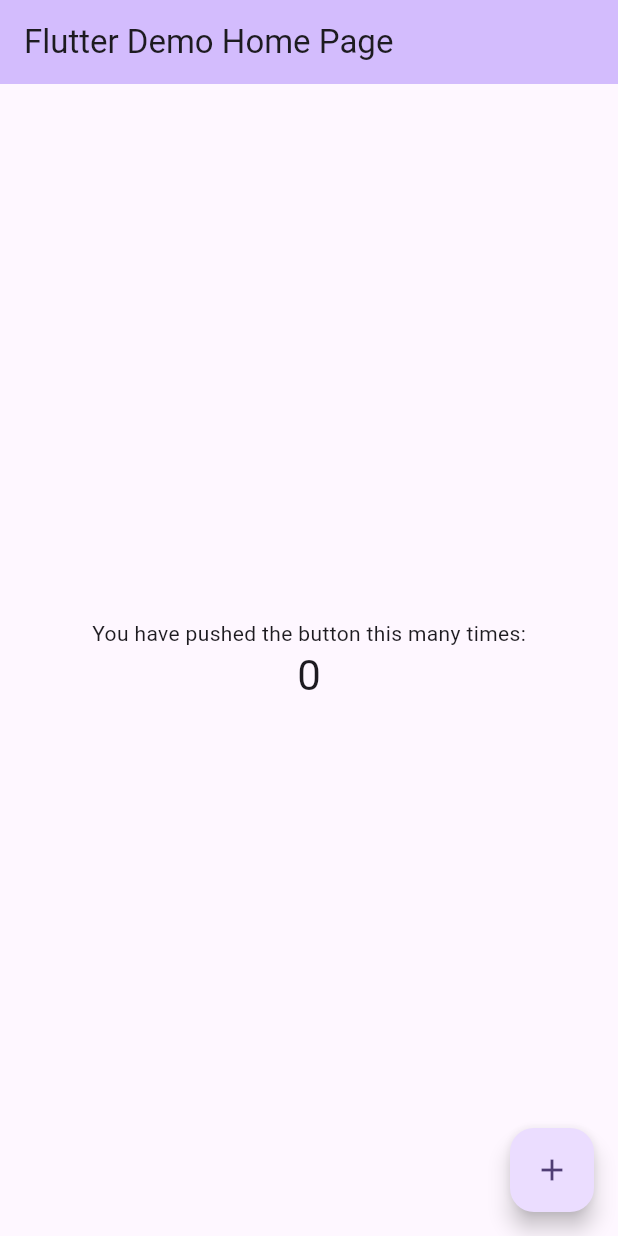
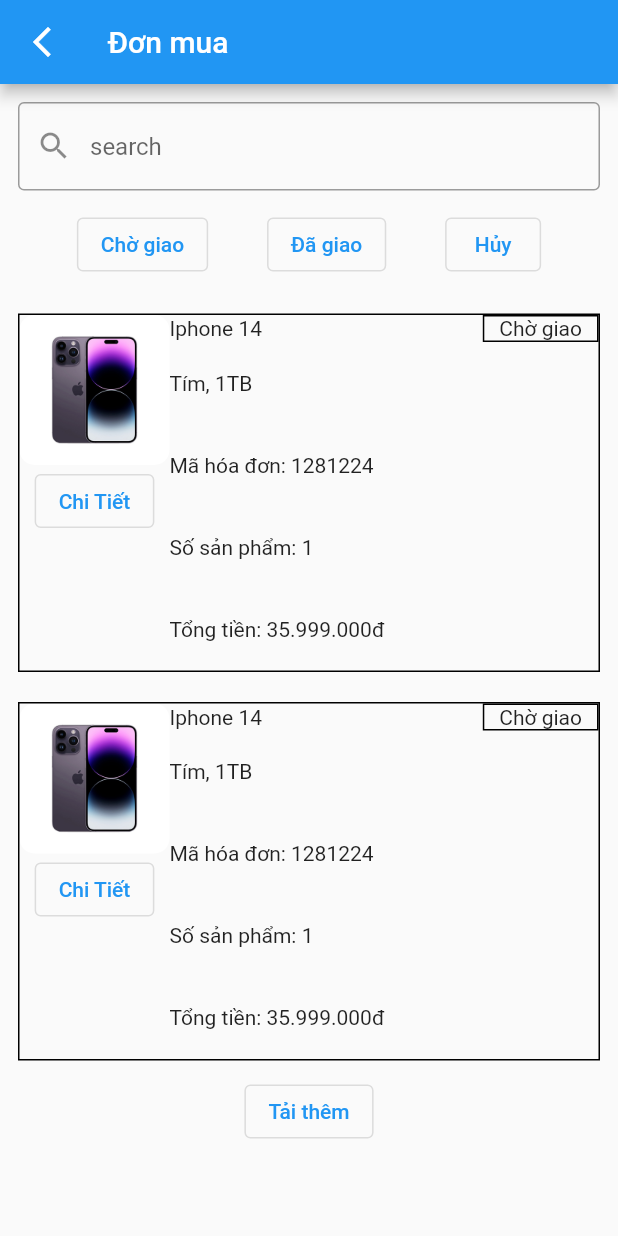
Before and after one commit to tai24112003/appptstore, a Flutter app: the screen it shows after launch, on a phone screen of 412 x 824 dp. Run offline on Flutter 3.47's test engine with Material 2 defaults, Android fonts, the phone set to English and light mode, and no system bars.

Commit message:
Create Orders and product for order

```diff
--- /dev/null
+++ b/lib/Orders.dart
@@ -0,0 +1,55 @@
+import 'dart:math';
+
+import 'package:appptstore/productInOrder.dart';
+import 'package:flutter/material.dart';
+
+class Orders extends StatelessWidget {
+  const Orders({super.key});
+
+  @override
+  Widget build(BuildContext context) {
+    return Scaffold(
+        appBar: AppBar(
+          title: const Text("Đơn mua"),
+          backgroundColor: Colors.blueAccent[300],
+          leading: IconButton(
+              onPressed: () {}, icon: const Icon(Icons.arrow_back_ios_new)),
+        ),
+        body: Padding(
+          padding: EdgeInsets.all(12.0),
+          child: Column(children: [
+            const TextField(
+              decoration: InputDecoration(
+                prefixIcon: Icon(Icons.search),
+                border: OutlineInputBorder(),
+                hintText: 'search',
+              ),
+            ),
+            Padding(
+              padding: EdgeInsets.fromLTRB(0, 12, 0, 12),
+              child: Row(
+                mainAxisAlignment: MainAxisAlignment.spaceEvenly,
+                children: [
+                  OutlinedButton(onPressed: () {}, child: Text("Chờ giao")),
+                  OutlinedButton(onPressed: () {}, child: Text("Đã giao")),
+                  OutlinedButton(onPressed: () {}, child: Text("Hủy")),
+                ],
+              ),
+            ),
+            Container(
+                margin: EdgeInsets.fromLTRB(0, 10, 0, 10),
+                decoration: BoxDecoration(
+                  border: Border.all(color: Colors.black),
+                ),
+                child: ProductInOrders()),
+            Container(
+                margin: EdgeInsets.fromLTRB(0, 10, 0, 10),
+                decoration: BoxDecoration(
+                  border: Border.all(color: Colors.black),
+                ),
+                child: ProductInOrders()),
+            OutlinedButton(onPressed: () {}, child: Text("Tải thêm"))
+          ]),
+        ));
+  }
+}
--- a/lib/main.dart
+++ b/lib/main.dart
@@ -1,3 +1,4 @@
+import 'package:appptstore/Orders.dart';
 import 'package:flutter/material.dart';
 
 void main() {
@@ -7,119 +8,10 @@ void main() {
 class MyApp extends StatelessWidget {
   const MyApp({super.key});
 
-  // This widget is the root of your application.
   @override
   Widget build(BuildContext context) {
-    return MaterialApp(
-      title: 'Flutter Demo',
-      theme: ThemeData(
-        // This is the theme of your application.
-        //
-        // TRY THIS: Try running your application with "flutter run". You'll see
-        // the application has a blue toolbar. Then, without quitting the app,
-        // try changing the seedColor in the colorScheme below to Colors.green
-        // and then invoke "hot reload" (save your changes or press the "hot
-        // reload" button in a Flutter-supported IDE, or press "r" if you used
-        // the command line to start the app).
-        //
-        // Notice that the counter didn't reset back to zero; the application
-        // state is not lost during the reload. To reset the state, use hot
-        // restart instead.
-        //
-        // This works for code too, not just values: Most code changes can be
-        // tested with just a hot reload.
-        colorScheme: ColorScheme.fromSeed(seedColor: Colors.deepPurple),
-        useMaterial3: true,
-      ),
-      home: const MyHomePage(title: 'Flutter Demo Home Page'),
+    return const MaterialApp(
+      home: Orders(),
     );
   }
 }
-
-class MyHomePage extends StatefulWidget {
-  const MyHomePage({super.key, required this.title});
-
-  // This widget is the home page of your application. It is stateful, meaning
-  // that it has a State object (defined below) that contains fields that affect
-  // how it looks.
-
-  // This class is the configuration for the state. It holds the values (in this
-  // case the title) provided by the parent (in this case the App widget) and
-  // used by the build method of the State. Fields in a Widget subclass are
-  // always marked "final".
-
-  final String title;
-
-  @override
-  State<MyHomePage> createState() => _MyHomePageState();
-}
-
-class _MyHomePageState extends State<MyHomePage> {
-  int _counter = 0;
-
-  void _incrementCounter() {
-    setState(() {
-      // This call to setState tells the Flutter framework that something has
-      // changed in this State, which causes it to rerun the build method below
-      // so that the display can reflect the updated values. If we changed
-      // _counter without calling setState(), then the build method would not be
-      // called again, and so nothing would appear to happen.
-      _counter++;
-    });
-  }
-
-  @override
-  Widget build(BuildContext context) {
-    // This method is rerun every time setState is called, for instance as done
-    // by the _incrementCounter method above.
-    //
-    // The Flutter framework has been optimized to make rerunning build methods
-    // fast, so that you can just rebuild anything that needs updating rather
-    // than having to individually change instances of widgets.
-    return Scaffold(
-      appBar: AppBar(
-        // TRY THIS: Try changing the color here to a specific color (to
-        // Colors.amber, perhaps?) and trigger a hot reload to see the AppBar
-        // change color while the other colors stay the same.
-        backgroundColor: Theme.of(context).colorScheme.inversePrimary,
-        // Here we take the value from the MyHomePage object that was created by
-        // the App.build method, and use it to set our appbar title.
-        title: Text(widget.title),
-      ),
-      body: Center(
-        // Center is a layout widget. It takes a single child and positions it
-        // in the middle of the parent.
-        child: Column(
-          // Column is also a layout widget. It takes a list of children and
-          // arranges them vertically. By default, it sizes itself to fit its
-          // children horizontally, and tries to be as tall as its parent.
-          //
-          // Column has various properties to control how it sizes itself and
-          // how it positions its children. Here we use mainAxisAlignment to
-          // center the children vertically; the main axis here is the vertical
-          // axis because Columns are vertical (the cross axis would be
-          // horizontal).
-          //
-          // TRY THIS: Invoke "debug painting" (choose the "Toggle Debug Paint"
-          // action in the IDE, or press "p" in the console), to see the
-          // wireframe for each widget.
-          mainAxisAlignment: MainAxisAlignment.center,
-          children: <Widget>[
-            const Text(
-              'You have pushed the button this many times:',
-            ),
-            Text(
-              '$_counter',
-              style: Theme.of(context).textTheme.headlineMedium,
-            ),
-          ],
-        ),
-      ),
-      floatingActionButton: FloatingActionButton(
-        onPressed: _incrementCounter,
-        tooltip: 'Increment',
-        child: const Icon(Icons.add),
-      ), // This trailing comma makes auto-formatting nicer for build methods.
-    );
-  }
-}
--- /dev/null
+++ b/lib/productInOrder.dart
@@ -0,0 +1,67 @@
+import 'package:flutter/material.dart';
+
+class ProductInOrders extends StatelessWidget {
+  const ProductInOrders({super.key});
+
+  @override
+  Widget build(BuildContext context) {
+    return Row(
+      crossAxisAlignment: CrossAxisAlignment.start,
+      children: [
+        Column(
+          children: [
+            ClipRRect(
+              borderRadius: BorderRadius.circular(10.0),
+              child: Image.asset(
+                "assets/img/iphone14.jpg",
+                height: 100.0,
+                width: 100.0,
+                fit: BoxFit.cover,
+              ),
+            ),
+            OutlinedButton(onPressed: () {}, child: Text("Chi Tiết"))
+          ],
+        ),
+        Column(
+          mainAxisAlignment: MainAxisAlignment.spaceEvenly,
+          children: [
+            Container(
+              width: MediaQuery.of(context).size.width - 126,
+              child: Row(
+                mainAxisSize: MainAxisSize.max,
+                mainAxisAlignment: MainAxisAlignment.spaceBetween,
+                children: [
+                  Text("Iphone 14"),
+                  Container(
+                    padding: EdgeInsets.fromLTRB(10, 0, 10, 0),
+                    margin: EdgeInsets.all(0),
+                    decoration: BoxDecoration(
+                      border: Border.all(color: Colors.black),
+                    ),
+                    child: Text("Chờ giao"),
+                  ),
+                ],
+              ),
+            ),
+            Container(
+              alignment: Alignment.topLeft,
+              width: MediaQuery.of(context).size.width - 126,
+              height: MediaQuery.of(context).size.height - 605,
+              child: Column(
+                mainAxisAlignment: MainAxisAlignment.spaceAround,
+                mainAxisSize: MainAxisSize.max,
+                crossAxisAlignment: CrossAxisAlignment.stretch,
+                children: [
+                  Text("Tím, 1TB"),
+                  Text("Mã hóa đơn: 1281224"),
+                  Text("Số sản phẩm: 1"),
+                  Text("Tổng tiền: 35.999.000đ"),
+                ],
+              ),
+            )
+          ],
+        )
+      ],
+    );
+  }
+}
--- a/pubspec.yaml
+++ b/pubspec.yaml
@@ -59,8 +59,8 @@ flutter:
   uses-material-design: true
 
   # To add assets to your application, add an assets section, like this:
-  # assets:
-  #   - images/a_dot_burr.jpeg
+  assets:
+      - assets/img/iphone14.jpg
   #   - images/a_dot_ham.jpeg
 
   # An image asset can refer to one or more resolution-specific "variants", see
```
Also changed, not shown: assets/img/iphone14.jpg (added).
